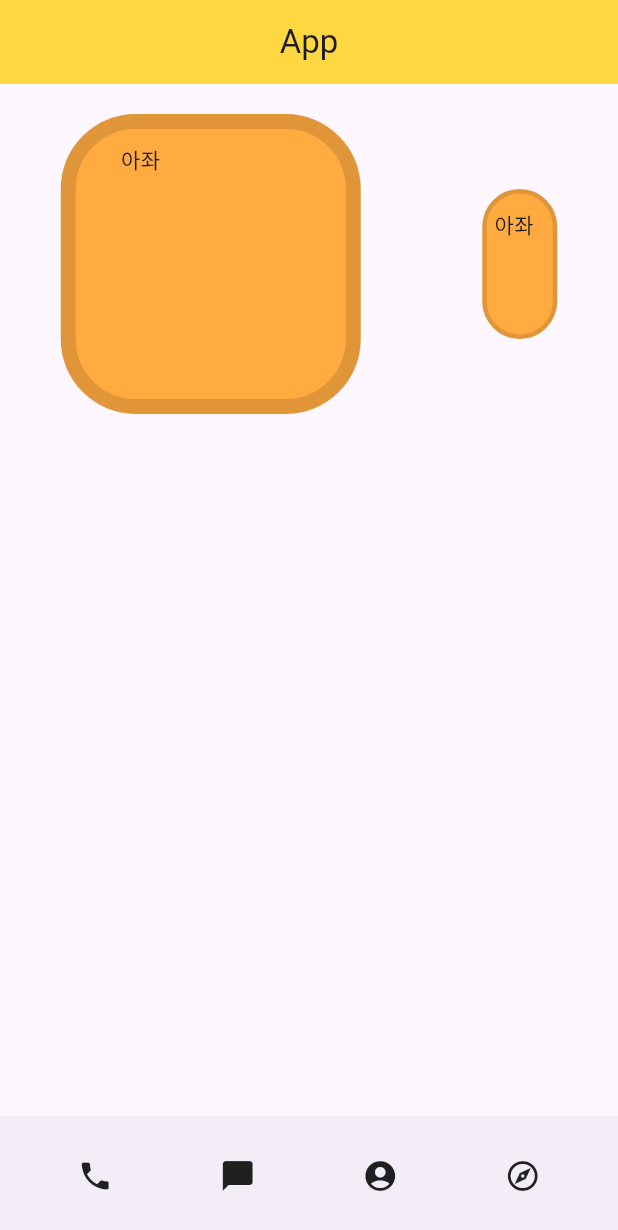
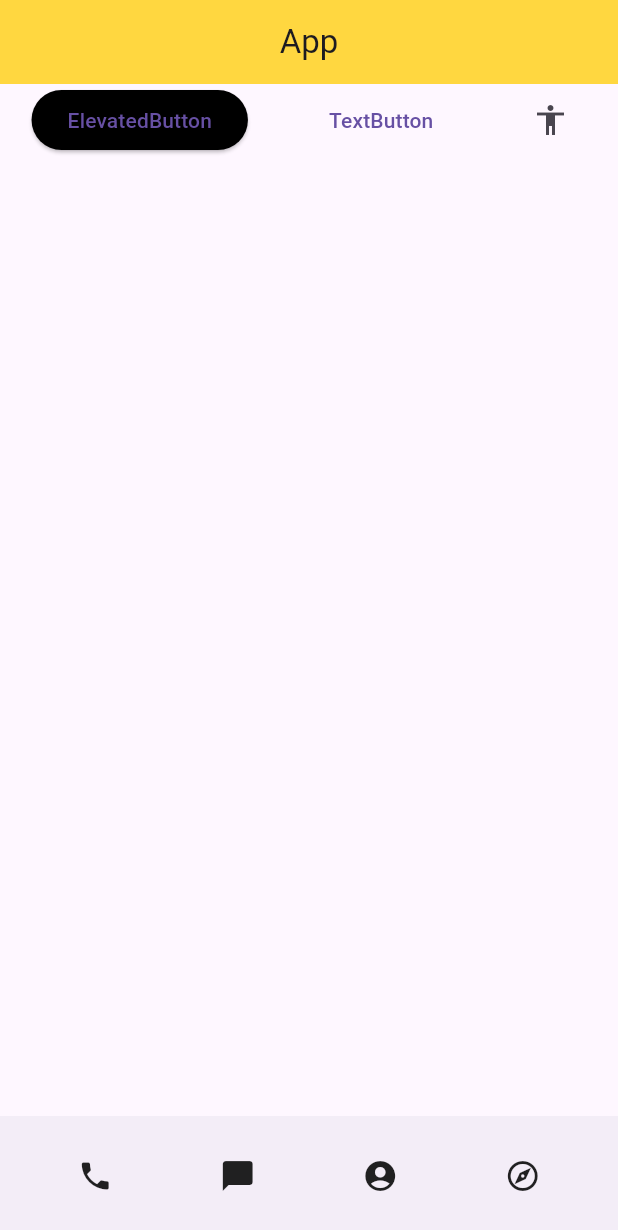
Before and after one commit to yesolll/contact, a Flutter app: the screen it shows after launch, on a phone screen of 412 x 824 dp. Shown: the top 1230 px of the screen. Run offline on Flutter 3.47's test engine with Material 3 defaults, Android fonts, the phone set to English and light mode, and no system bars.

Commit message:
3. Button Style

```diff
--- a/lib/main.dart
+++ b/lib/main.dart
@@ -17,33 +17,37 @@ class MyApp extends StatelessWidget {
             child: Text('App'),
           ),
         ),
-        body: Row(
-          mainAxisAlignment: MainAxisAlignment.spaceAround,
-          children: [
-            Container(
-              width: 200, // double.infinity ...
-              height: 200,
-              margin: const EdgeInsets.all(20),
-              padding: const EdgeInsets.fromLTRB(30, 10, 0, 0),
-              decoration: BoxDecoration(
-                color: Colors.orangeAccent,
-                border: Border.all(width: 10, color: Colors.black12),
-                borderRadius: BorderRadius.circular(50)
-              ),
-              child: const Text('아좌'),
-            ), Container(
-              width: 50,
-              height: 100,
-              margin: const EdgeInsets.all(20),
-              padding: const EdgeInsets.fromLTRB(5, 10, 0, 0),
-              decoration: BoxDecoration(
-                  color: Colors.orangeAccent,
-                  border: Border.all(width: 3, color: Colors.black12),
-                  borderRadius: BorderRadius.circular(50)
-              ),
-              child: const Text('아좌'),
-            )
-          ],
+        body: SizedBox(
+          child: Row(
+            crossAxisAlignment: CrossAxisAlignment.end,
+            mainAxisAlignment: MainAxisAlignment.spaceAround,
+            children: [
+              ElevatedButton(
+                onPressed: (){},
+                style: ButtonStyle(
+                  backgroundColor: MaterialStateProperty.all(Colors.black),
+                ),
+                child: const Text('ElevatedButton'),
+              ), TextButton(
+                child: const Text('TextButton'),
+                onPressed: () {
+                  // Respond to button press
+                },
+              ), IconButton(
+                  onPressed: () {
+                    // Respond to button press
+                  }, icon: const Icon(Icons.accessibility),
+              )
+            ],
+          ),
+          // child: Text(
+          //   '텍스트',
+          //   style: TextStyle(
+          //       color: Color(0xff47a801), // Colors.green // fromRGBO
+          //       fontSize: 30,
+          //       fontWeight: FontWeight.w700,
+          //   ),
+          // ),
         ),
         bottomNavigationBar: const BottomAppBar(
           child: Row(
```
Also changed, not shown: 1 other file.
